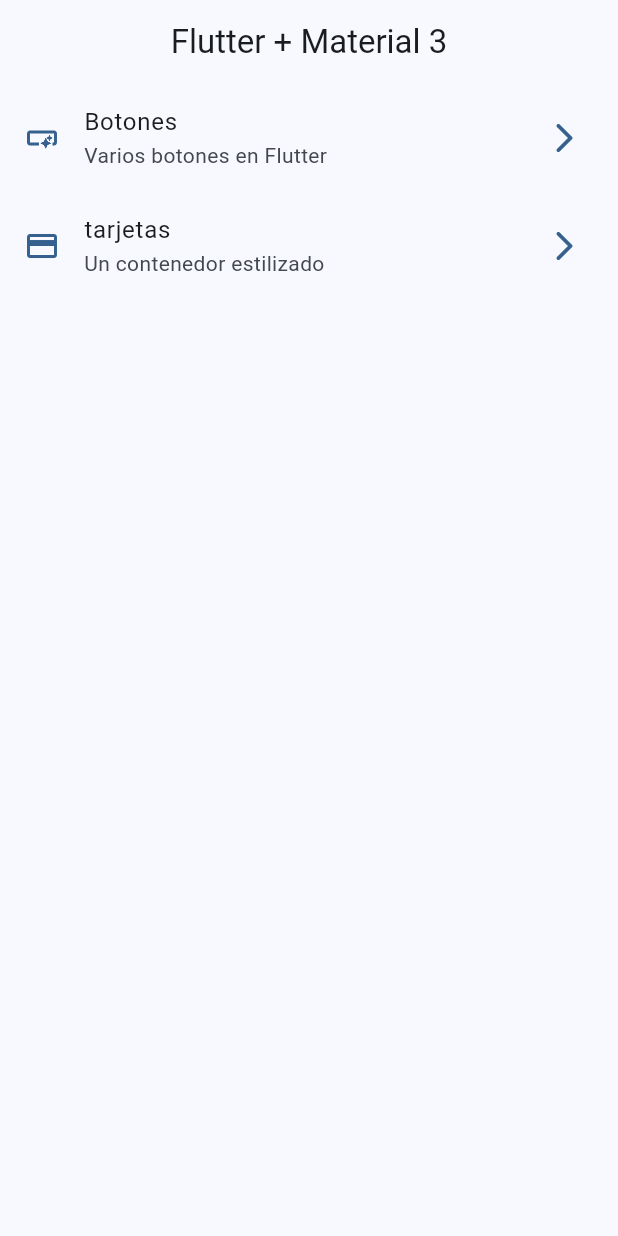
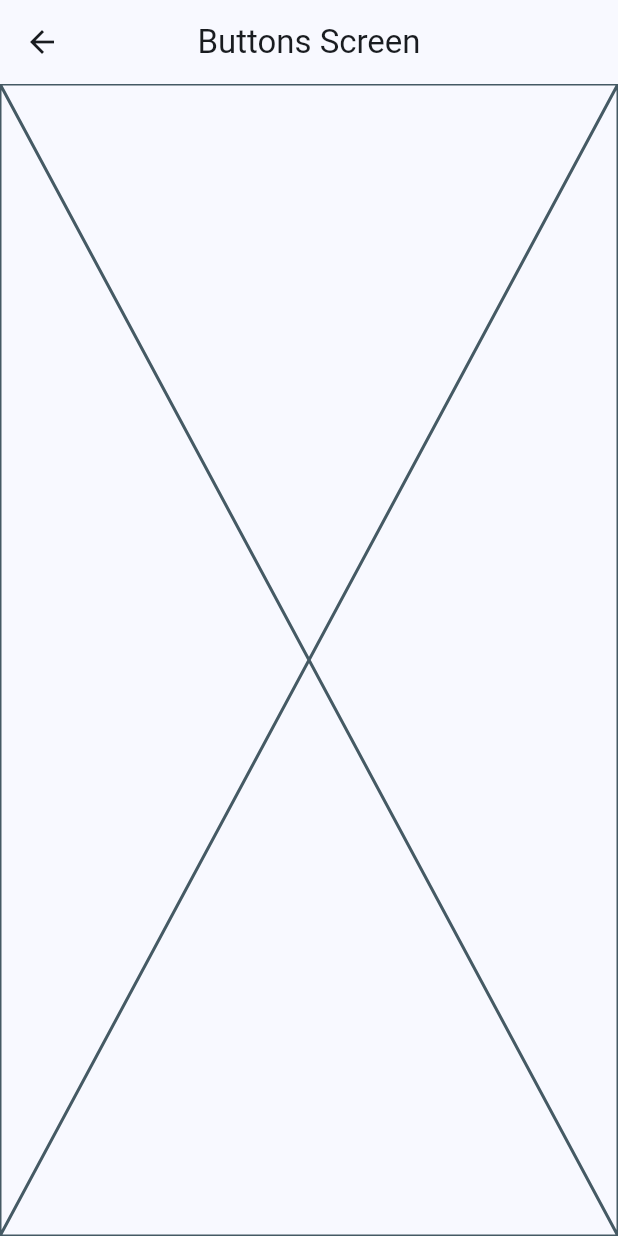
Before and after one commit to GerardSeef/widget_app, a Flutter app: the screen it shows after launch, after a tap on "Botones", on a phone screen of 412 x 824 dp. Run offline on Flutter 3.47's test engine with Material 2 defaults, Android fonts, the phone set to English and light mode, and no system bars.

```diff
--- a/lib/config/menu/menu_items.dart
+++ b/lib/config/menu/menu_items.dart
@@ -23,7 +23,7 @@ const appMenuItems = <MenuItem>[
     MenuItem(
     title: 'tarjetas',
     subtitle: 'Un contenedor estilizado',
-    link: '/card',
+    link: '/cards',
     icon: Icons.credit_card
     ),
 ];
--- a/lib/main.dart
+++ b/lib/main.dart
@@ -1,5 +1,7 @@
 import 'package:flutter/material.dart';
 import 'package:widget_app/config/theme/app_theme.dart';
+import 'package:widget_app/presentation/buttons/buttons_screen.dart';
+import 'package:widget_app/presentation/cards/cards_screen.dart';
 import 'package:widget_app/presentation/screens/home/home_screen.dart';
 
 void main() {
@@ -15,6 +17,10 @@ class MainApp extends StatelessWidget {
       debugShowCheckedModeBanner: false,
       theme: AppTheme(selectedColor: 0).getTheme(),
       home:  const HomeScreen(),
+      routes: {
+        '/buttons' : (context) => const ButtonsScreen(),
+        '/cards':(context) => const CardsScreen()
+      },
 
     );
   }
--- /dev/null
+++ b/lib/presentation/buttons/buttons_screen.dart
@@ -0,0 +1,20 @@
+import 'package:flutter/material.dart';
+
+class ButtonsScreen extends StatefulWidget {
+  const ButtonsScreen({super.key});
+
+  @override
+  State<ButtonsScreen> createState() => _ButtonsScreenState();
+}
+
+class _ButtonsScreenState extends State<ButtonsScreen> {
+  @override
+  Widget build(BuildContext context) {
+    return Scaffold(
+      appBar: AppBar(
+        title: const Text('Buttons Screen'),
+      ),
+      body: const Placeholder(),
+    );
+  }
+}
--- a/lib/presentation/screens/home/home_screen.dart
+++ b/lib/presentation/screens/home/home_screen.dart
@@ -1,5 +1,7 @@
 import 'package:flutter/material.dart';
 import 'package:widget_app/config/menu/menu_items.dart';
+import 'package:widget_app/presentation/buttons/buttons_screen.dart';
+import 'package:widget_app/presentation/cards/cards_screen.dart';
 
 class HomeScreen extends StatelessWidget {
   const HomeScreen({super.key});
@@ -25,8 +27,6 @@ class _HomeView extends StatelessWidget {
       itemBuilder: (context, index) {
         final menuItem = appMenuItems[index];
         return _CustomListTile(menuItem: menuItem);
-
-
       },
     );
   }
@@ -41,15 +41,26 @@ class _CustomListTile extends StatelessWidget {
 
   @override
   Widget build(BuildContext context) {
-
     final colors = Theme.of(context).colorScheme;
     return ListTile(
-      leading: Icon(menuItem.icon, color: colors.primary,),
-      trailing: Icon(Icons.arrow_forward_ios_rounded, color:  colors.primary,),
+      leading: Icon(
+        menuItem.icon,
+        color: colors.primary,
+      ),
+      trailing: Icon(
+        Icons.arrow_forward_ios_rounded,
+        color: colors.primary,
+      ),
       title: Text(menuItem.title),
       subtitle: Text(menuItem.subtitle),
       onTap: () {
-        //TODO: navegar a otra pantalla
+        //  Navigator.of(context).push(
+        //     MaterialPageRoute(
+        //       builder: (context) => const ButtonsScreen(),
+        //     ),
+        //   );
+
+        Navigator.of(context).pushNamed(menuItem.link);
       },
     );
   }
```
Also changed, not shown: lib/presentation/cards/cards_screen.dart (added, +20 -0 lines).
